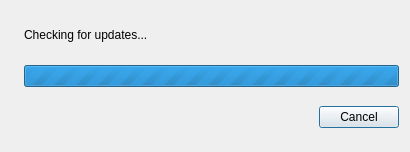
Old version of the form QSimpleUpdater/src/dialogs/progress_dialog.ui in the repository lellisls/ERP-STACCATO.
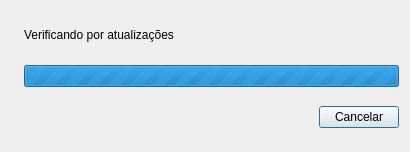
New version of the form. Icons and pictures are not drawn.

Patch:
```diff
--- a/QSimpleUpdater/src/dialogs/progress_dialog.ui
+++ b/QSimpleUpdater/src/dialogs/progress_dialog.ui
@@ -45,7 +45,7 @@
       <item>
        <widget class="QLabel" name="ui_progress_bar">
         <property name="text">
-         <string>Checking for updates...</string>
+         <string>Verificando por atualizações</string>
         </property>
        </widget>
       </item>
@@ -102,7 +102,7 @@
          <item>
           <widget class="QPushButton" name="ui_cancel_button">
            <property name="text">
-            <string>Cancel</string>
+            <string>Cancelar</string>
            </property>
           </widget>
          </item>
```
